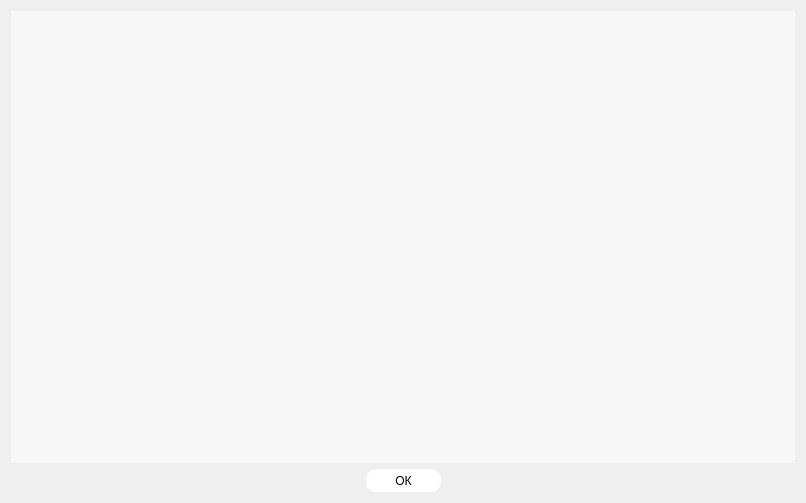
Qt form source/ui/day_data.ui (pop-arthur/HotelLib_NTO) before a commit.
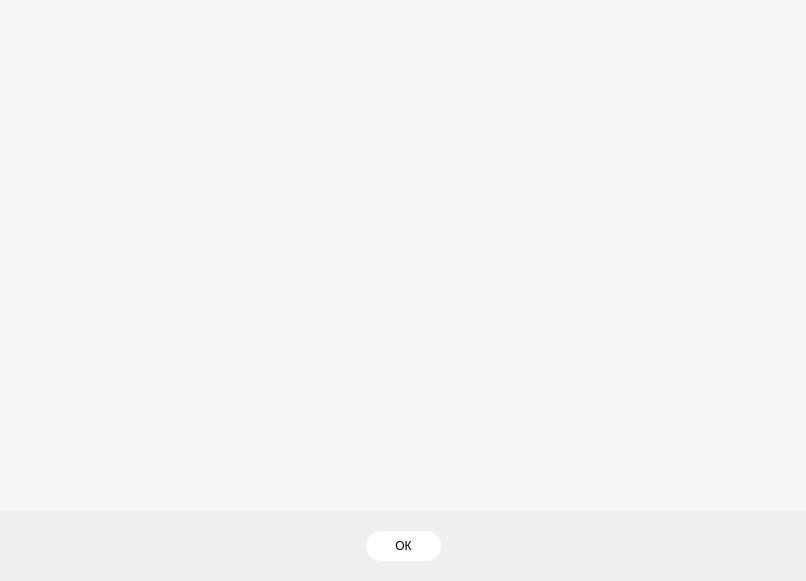
The same form after that commit.

```diff
--- a/source/ui/day_data.ui
+++ b/source/ui/day_data.ui
@@ -7,7 +7,7 @@
     <x>0</x>
     <y>0</y>
     <width>806</width>
-    <height>503</height>
+    <height>581</height>
    </rect>
   </property>
   <property name="windowTitle">
@@ -17,8 +17,26 @@
    <string notr="true"/>
   </property>
   <layout class="QVBoxLayout" name="verticalLayout">
+   <property name="spacing">
+    <number>0</number>
+   </property>
+   <property name="leftMargin">
+    <number>0</number>
+   </property>
+   <property name="topMargin">
+    <number>0</number>
+   </property>
+   <property name="rightMargin">
+    <number>0</number>
+   </property>
+   <property name="bottomMargin">
+    <number>0</number>
+   </property>
    <item>
     <widget class="QTableWidget" name="tableWidget">
+     <property name="enabled">
+      <bool>true</bool>
+     </property>
      <property name="styleSheet">
       <string notr="true">QTableWidget
 {
@@ -83,7 +101,9 @@
         <string notr="true">QPushButton
 {
 	background: rgb(255, 255, 255);
-	border-radius: 10;
+	border-radius: 15;
+    margin: 20px 0;
+	height: 30px;
 }</string>
        </property>
        <property name="text">
```
Left out of the diff: 12 changed lines with no effect on the pictures.
